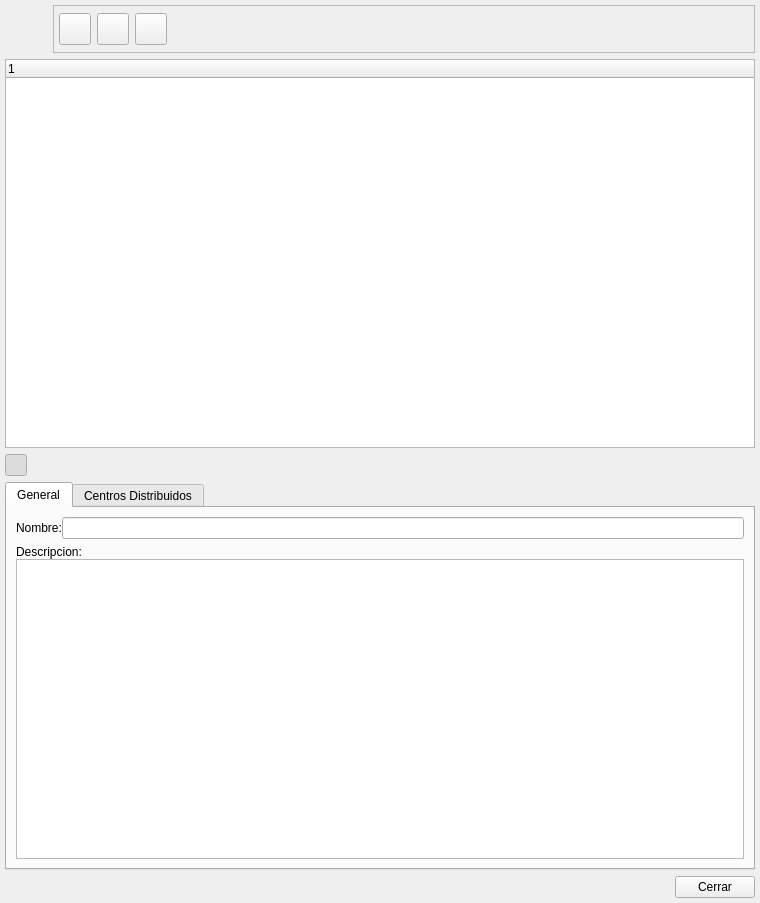
Before: the Qt Designer form bulmages/bulmacont/src/bccentrocostebase.ui in eboladev/Bulmages-1, drawn with Qt 5.
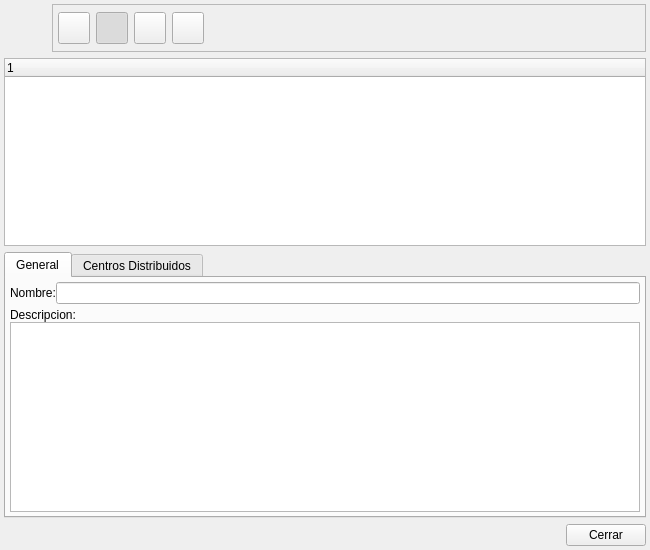
After: the same form once the commit is applied. Icons and pictures are not drawn. Custom widgets are drawn as their Qt base class.

```diff
--- a/bulmages/bulmacont/src/bccentrocostebase.ui
+++ b/bulmages/bulmacont/src/bccentrocostebase.ui
@@ -1,201 +1,175 @@
 <ui version="4.0" >
  <class>BcCentroCosteBase</class>
- <widget class="QWidget" name="BcCentroCosteBase" >
-  <property name="geometry" >
+ <widget class="QWidget" name="BcCentroCosteBase">
+  <property name="geometry">
    <rect>
     <x>0</x>
     <y>0</y>
-    <width>760</width>
-    <height>903</height>
+    <width>650</width>
+    <height>550</height>
    </rect>
   </property>
-  <property name="windowTitle" >
+  <property name="windowTitle">
    <string>Centros de Coste</string>
   </property>
-  <property name="windowIcon" >
-   <iconset resource="../../bulmages.qrc" >:/BulmaCont32x32/images/png/i_centroCoste.xpm</iconset>
+  <property name="windowIcon">
+   <iconset resource="../../bulmages.qrc">
+    <normaloff>:/BulmaCont32x32/images/png/i_centroCoste.xpm</normaloff>:/BulmaCont32x32/images/png/i_centroCoste.xpm</iconset>
   </property>
-  <layout class="QVBoxLayout" >
-   <property name="leftMargin" >
-    <number>5</number>
-   </property>
-   <property name="topMargin" >
-    <number>5</number>
-   </property>
-   <property name="rightMargin" >
-    <number>5</number>
-   </property>
-   <property name="bottomMargin" >
-    <number>5</number>
+  <layout class="QVBoxLayout">
+   <property name="margin">
+    <number>4</number>
    </property>
    <item>
-    <layout class="QHBoxLayout" >
-     <property name="spacing" >
+    <layout class="QHBoxLayout">
+     <property name="spacing">
       <number>0</number>
      </property>
-     <property name="leftMargin" >
-      <number>0</number>
-     </property>
-     <property name="topMargin" >
-      <number>0</number>
-     </property>
-     <property name="rightMargin" >
-      <number>0</number>
-     </property>
-     <property name="bottomMargin" >
+     <property name="margin">
       <number>0</number>
      </property>
      <item>
-      <widget class="QLabel" name="label" >
-       <property name="minimumSize" >
+      <widget class="QLabel" name="label">
+       <property name="minimumSize">
         <size>
          <width>48</width>
          <height>48</height>
         </size>
        </property>
-       <property name="maximumSize" >
+       <property name="maximumSize">
         <size>
          <width>48</width>
          <height>48</height>
         </size>
        </property>
-       <property name="pixmap" >
-        <pixmap resource="../../bulmages.qrc" >:/BulmaCont32x32/images/png/i_centroCoste.xpm</pixmap>
+       <property name="pixmap">
+        <pixmap resource="../../bulmages.qrc">:/BulmaCont32x32/images/png/i_centroCoste.xpm</pixmap>
        </property>
-       <property name="scaledContents" >
+       <property name="scaledContents">
         <bool>true</bool>
        </property>
       </widget>
      </item>
      <item>
-      <widget class="QFrame" name="frame" >
-       <property name="frameShape" >
+      <widget class="QFrame" name="frame">
+       <property name="frameShape">
         <enum>QFrame::StyledPanel</enum>
        </property>
-       <property name="frameShadow" >
+       <property name="frameShadow">
         <enum>QFrame::Raised</enum>
        </property>
-       <layout class="QGridLayout" >
-        <property name="leftMargin" >
+       <layout class="QGridLayout">
+        <property name="margin">
          <number>5</number>
         </property>
-        <property name="topMargin" >
-         <number>5</number>
-        </property>
-        <property name="rightMargin" >
-         <number>5</number>
-        </property>
-        <property name="bottomMargin" >
-         <number>5</number>
-        </property>
-        <property name="horizontalSpacing" >
+        <property name="spacing">
          <number>6</number>
         </property>
-        <property name="verticalSpacing" >
-         <number>6</number>
-        </property>
-        <item row="0" column="0" >
-         <widget class="QToolButton" name="mui_crear" >
-          <property name="minimumSize" >
+        <item row="0" column="0">
+         <widget class="QToolButton" name="mui_crear">
+          <property name="minimumSize">
            <size>
             <width>32</width>
             <height>32</height>
            </size>
           </property>
-          <property name="maximumSize" >
+          <property name="maximumSize">
            <size>
             <width>32</width>
             <height>32</height>
            </size>
           </property>
-          <property name="text" >
+          <property name="text">
            <string/>
           </property>
-          <property name="icon" >
-           <iconset resource="../../bulmages.qrc" >:/Images/document-new.png</iconset>
+          <property name="icon">
+           <iconset resource="../../bulmages.qrc">
+            <normaloff>:/Images/document-new.png</normaloff>:/Images/document-new.png</iconset>
           </property>
-          <property name="iconSize" >
+          <property name="iconSize">
            <size>
-            <width>32</width>
-            <height>32</height>
+            <width>22</width>
+            <height>22</height>
            </size>
           </property>
-          <property name="shortcut" >
+          <property name="shortcut">
            <string>Ctrl+N</string>
           </property>
          </widget>
         </item>
-        <item row="0" column="1" >
-         <widget class="QToolButton" name="mui_borrar" >
-          <property name="minimumSize" >
+        <item row="0" column="2">
+         <widget class="QToolButton" name="mui_borrar">
+          <property name="minimumSize">
            <size>
             <width>32</width>
             <height>32</height>
            </size>
           </property>
-          <property name="maximumSize" >
+          <property name="maximumSize">
            <size>
             <width>32</width>
             <height>32</height>
            </size>
           </property>
-          <property name="text" >
+          <property name="text">
            <string/>
           </property>
-          <property name="icon" >
-           <iconset resource="../../bulmages.qrc" >:/Images/edit-delete.png</iconset>
+          <property name="icon">
+           <iconset resource="../../bulmages.qrc">
+            <normaloff>:/Images/edit-delete.png</normaloff>:/Images/edit-delete.png</iconset>
           </property>
-          <property name="iconSize" >
+          <property name="iconSize">
            <size>
-            <width>32</width>
-            <height>32</height>
+            <width>22</width>
+            <height>22</height>
            </size>
           </property>
-          <property name="shortcut" >
+          <property name="shortcut">
            <string>Ctrl+D</string>
           </property>
          </widget>
         </item>
-        <item row="0" column="2" >
-         <widget class="QToolButton" name="mui_guardar" >
-          <property name="minimumSize" >
+        <item row="0" column="3">
+         <widget class="QToolButton" name="mui_guardar">
+          <property name="minimumSize">
            <size>
             <width>32</width>
             <height>32</height>
            </size>
           </property>
-          <property name="maximumSize" >
+          <property name="maximumSize">
            <size>
             <width>32</width>
             <height>32</height>
            </size>
           </property>
-          <property name="text" >
+          <property name="text">
            <string/>
           </property>
-          <property name="icon" >
-           <iconset resource="../../bulmages.qrc" >:/Images/edit-save.png</iconset>
+          <property name="icon">
+           <iconset resource="../../bulmages.qrc">
+            <normaloff>:/Images/edit-save.png</normaloff>:/Images/edit-save.png</iconset>
           </property>
-          <property name="iconSize" >
+          <property name="iconSize">
            <size>
-            <width>32</width>
-            <height>32</height>
+            <width>22</width>
+            <height>22</height>
            </size>
           </property>
-          <property name="shortcut" >
+          <property name="shortcut">
            <string>Ctrl+S</string>
           </property>
          </widget>
         </item>
-        <item row="0" column="5" >
+        <item row="0" column="6">
          <spacer>
-          <property name="orientation" >
+          <property name="orientation">
            <enum>Qt::Horizontal</enum>
           </property>
-          <property name="sizeType" >
+          <property name="sizeType">
            <enum>QSizePolicy::Expanding</enum>
           </property>
-          <property name="sizeHint" >
+          <property name="sizeHint" stdset="0">
            <size>
             <width>171</width>
             <height>34</height>
@@ -203,239 +177,160 @@
           </property>
          </spacer>
         </item>
+        <item row="0" column="1">
+         <widget class="QToolButton" name="mui_detalles">
+          <property name="minimumSize">
+           <size>
+            <width>32</width>
+            <height>32</height>
+           </size>
+          </property>
+          <property name="maximumSize">
+           <size>
+            <width>32</width>
+            <height>32</height>
+           </size>
+          </property>
+          <property name="toolTip">
+           <string>Mostrar / Ocultar Detalle</string>
+          </property>
+          <property name="whatsThis">
+           <string>Mostrar / Ocultar Detalle</string>
+          </property>
+          <property name="text">
+           <string/>
+          </property>
+          <property name="icon">
+           <iconset resource="../../bulmages.qrc">
+            <normaloff>:/Images/document-open.png</normaloff>:/Images/document-open.png</iconset>
+          </property>
+          <property name="iconSize">
+           <size>
+            <width>22</width>
+            <height>22</height>
+           </size>
+          </property>
+          <property name="checkable">
+           <bool>true</bool>
+          </property>
+          <property name="checked">
+           <bool>true</bool>
+          </property>
+         </widget>
+        </item>
        </layout>
       </widget>
      </item>
     </layout>
    </item>
    <item>
-    <widget class="QTreeWidget" name="mui_list" >
+    <widget class="QTreeWidget" name="mui_list">
      <column>
-      <property name="text" >
+      <property name="text">
        <string>1</string>
       </property>
      </column>
     </widget>
    </item>
    <item>
-    <layout class="QHBoxLayout" >
-     <property name="spacing" >
-      <number>5</number>
-     </property>
-     <property name="leftMargin" >
+    <widget class="QTabWidget" name="tabWidget">
+     <property name="currentIndex">
       <number>0</number>
      </property>
-     <property name="topMargin" >
-      <number>0</number>
-     </property>
-     <property name="rightMargin" >
-      <number>0</number>
-     </property>
-     <property name="bottomMargin" >
-      <number>0</number>
-     </property>
-     <item>
-      <widget class="QToolButton" name="mui_detalles" >
-       <property name="minimumSize" >
-        <size>
-         <width>22</width>
-         <height>22</height>
-        </size>
-       </property>
-       <property name="maximumSize" >
-        <size>
-         <width>22</width>
-         <height>22</height>
-        </size>
-       </property>
-       <property name="toolTip" >
-        <string>Mostrar / Ocultar Detalle</string>
-       </property>
-       <property name="whatsThis" >
-        <string>Mostrar / Ocultar Detalle</string>
-       </property>
-       <property name="text" >
-        <string/>
-       </property>
-       <property name="icon" >
-        <iconset resource="../../bulmages.qrc" >:/Images/document-open.png</iconset>
-       </property>
-       <property name="iconSize" >
-        <size>
-         <width>22</width>
-         <height>22</height>
-        </size>
-       </property>
-       <property name="checkable" >
-        <bool>true</bool>
-       </property>
-       <property name="checked" >
-        <bool>true</bool>
-       </property>
-      </widget>
-     </item>
-     <item>
-      <spacer>
-       <property name="orientation" >
-        <enum>Qt::Horizontal</enum>
-       </property>
-       <property name="sizeHint" >
-        <size>
-         <width>40</width>
-         <height>20</height>
-        </size>
-       </property>
-      </spacer>
-     </item>
-    </layout>
-   </item>
-   <item>
-    <widget class="QTabWidget" name="tabWidget" >
-     <property name="currentIndex" >
-      <number>0</number>
-     </property>
-     <widget class="QWidget" name="tab" >
-      <attribute name="title" >
+     <widget class="QWidget" name="tab">
+      <attribute name="title">
        <string>General</string>
       </attribute>
-      <layout class="QVBoxLayout" >
-       <property name="spacing" >
-        <number>6</number>
+      <layout class="QVBoxLayout">
+       <property name="spacing">
+        <number>4</number>
        </property>
-       <property name="leftMargin" >
-        <number>9</number>
-       </property>
-       <property name="topMargin" >
-        <number>9</number>
-       </property>
-       <property name="rightMargin" >
-        <number>9</number>
-       </property>
-       <property name="bottomMargin" >
-        <number>9</number>
+       <property name="margin">
+        <number>4</number>
        </property>
        <item>
-        <layout class="QHBoxLayout" >
-         <property name="spacing" >
+        <layout class="QHBoxLayout">
+         <property name="spacing">
           <number>0</number>
          </property>
-         <property name="leftMargin" >
-          <number>0</number>
-         </property>
-         <property name="topMargin" >
-          <number>0</number>
-         </property>
-         <property name="rightMargin" >
-          <number>0</number>
-         </property>
-         <property name="bottomMargin" >
+         <property name="margin">
           <number>0</number>
          </property>
          <item>
-          <widget class="QLabel" name="textLabel1" >
-           <property name="text" >
+          <widget class="QLabel" name="textLabel1">
+           <property name="text">
             <string>Nombre:</string>
            </property>
           </widget>
          </item>
          <item>
-          <widget class="QLineEdit" name="mui_nombre" />
+          <widget class="QLineEdit" name="mui_nombre"/>
          </item>
         </layout>
        </item>
        <item>
-        <layout class="QVBoxLayout" >
-         <property name="spacing" >
+        <layout class="QVBoxLayout">
+         <property name="spacing">
           <number>0</number>
          </property>
-         <property name="leftMargin" >
-          <number>0</number>
-         </property>
-         <property name="topMargin" >
-          <number>0</number>
-         </property>
-         <property name="rightMargin" >
-          <number>0</number>
-         </property>
-         <property name="bottomMargin" >
+         <property name="margin">
           <number>0</number>
          </property>
          <item>
-          <widget class="QLabel" name="textLabel1_2" >
-           <property name="sizePolicy" >
-            <sizepolicy vsizetype="Fixed" hsizetype="Fixed" >
+          <widget class="QLabel" name="textLabel1_2">
+           <property name="sizePolicy">
+            <sizepolicy hsizetype="Fixed" vsizetype="Fixed">
              <horstretch>0</horstretch>
              <verstretch>0</verstretch>
             </sizepolicy>
            </property>
-           <property name="text" >
+           <property name="text">
             <string>Descripcion:</string>
            </property>
           </widget>
          </item>
          <item>
-          <widget class="QTextEdit" name="mui_descripcion" />
+          <widget class="QTextEdit" name="mui_descripcion"/>
          </item>
         </layout>
        </item>
       </layout>
      </widget>
-     <widget class="QWidget" name="tab_2" >
-      <attribute name="title" >
+     <widget class="QWidget" name="tab_2">
+      <attribute name="title">
        <string>Centros Distribuidos</string>
       </attribute>
-      <layout class="QGridLayout" >
-       <property name="leftMargin" >
-        <number>9</number>
+      <layout class="QGridLayout">
+       <property name="margin">
+        <number>4</number>
        </property>
-       <property name="topMargin" >
-        <number>9</number>
+       <property name="spacing">
+        <number>4</number>
        </property>
-       <property name="rightMargin" >
-        <number>9</number>
-       </property>
-       <property name="bottomMargin" >
-        <number>9</number>
-       </property>
-       <property name="horizontalSpacing" >
-        <number>6</number>
-       </property>
-       <property name="verticalSpacing" >
-        <number>6</number>
-       </property>
-       <item row="0" column="0" >
-        <widget class="BcSubForm" name="mui_cdistribuidos" />
+       <item row="0" column="0">
+        <widget class="BcSubForm" name="mui_cdistribuidos"/>
        </item>
       </layout>
      </widget>
     </widget>
    </item>
    <item>
-    <layout class="QHBoxLayout" >
-     <property name="spacing" >
+    <layout class="QHBoxLayout">
+     <property name="spacing">
       <number>0</number>
      </property>
-     <property name="leftMargin" >
-      <number>0</number>
-     </property>
-     <property name="topMargin" >
-      <number>0</number>
-     </property>
-     <property name="rightMargin" >
-      <number>0</number>
-     </property>
-     <property name="bottomMargin" >
+     <property name="margin">
       <number>0</number>
      </property>
      <item>
       <spacer>
-       <property name="orientation" >
+       <property name="orientation">
         <enum>Qt::Horizontal</enum>
        </property>
-       <property name="sizeType" >
+       <property name="sizeType">
         <enum>QSizePolicy::Expanding</enum>
        </property>
-       <property name="sizeHint" >
+       <property name="sizeHint" stdset="0">
         <size>
          <width>191</width>
          <height>21</height>
@@ -444,8 +339,8 @@
       </spacer>
      </item>
      <item>
-      <widget class="QPushButton" name="pushButton2" >
-       <property name="text" >
+      <widget class="QPushButton" name="pushButton2">
+       <property name="text">
         <string>Cerrar</string>
        </property>
       </widget>
@@ -454,7 +349,7 @@
    </item>
   </layout>
  </widget>
- <layoutdefault spacing="6" margin="11" />
+ <layoutdefault spacing="6" margin="11"/>
  <customwidgets>
   <customwidget>
    <class>BcSubForm</class>
```
Left out of the diff: 13 changed lines with no effect on the pictures.
